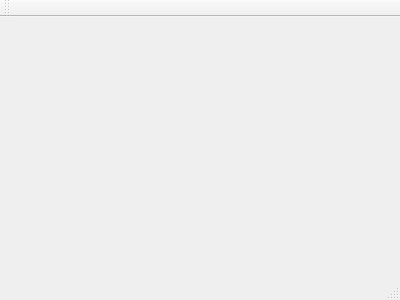
Before: the Qt Designer form sans_titre/Connection.ui in lemoine20/burgerquiz, drawn with Qt 5.
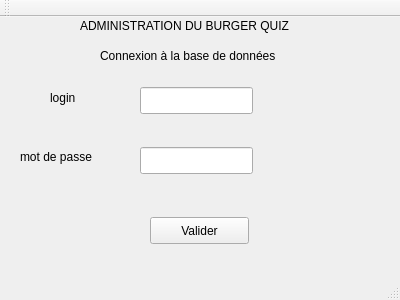
After: the same form once the commit is applied.

Diff of the .ui file:
```diff
--- a/sans_titre/Connection.ui
+++ b/sans_titre/Connection.ui
@@ -12,13 +12,114 @@
   <property name="windowTitle" >
    <string>MainWindow</string>
   </property>
-  <widget class="QMenuBar" name="menuBar" />
-  <widget class="QToolBar" name="mainToolBar" />
-  <widget class="QWidget" name="centralWidget" />
-  <widget class="QStatusBar" name="statusBar" />
+  <widget class="QWidget" name="centralWidget">
+   <widget class="QLabel" name="label">
+    <property name="geometry">
+     <rect>
+      <x>80</x>
+      <y>0</y>
+      <width>251</width>
+      <height>17</height>
+     </rect>
+    </property>
+    <property name="text">
+     <string>ADMINISTRATION DU BURGER QUIZ</string>
+    </property>
+   </widget>
+   <widget class="QLineEdit" name="lineEdit">
+    <property name="geometry">
+     <rect>
+      <x>140</x>
+      <y>70</y>
+      <width>113</width>
+      <height>27</height>
+     </rect>
+    </property>
+   </widget>
+   <widget class="QLineEdit" name="lineEdit_2">
+    <property name="geometry">
+     <rect>
+      <x>140</x>
+      <y>130</y>
+      <width>113</width>
+      <height>27</height>
+     </rect>
+    </property>
+   </widget>
+   <widget class="QPushButton" name="pushButton">
+    <property name="geometry">
+     <rect>
+      <x>150</x>
+      <y>200</y>
+      <width>99</width>
+      <height>27</height>
+     </rect>
+    </property>
+    <property name="text">
+     <string>Valider</string>
+    </property>
+   </widget>
+   <widget class="QLabel" name="label_2">
+    <property name="geometry">
+     <rect>
+      <x>50</x>
+      <y>70</y>
+      <width>41</width>
+      <height>21</height>
+     </rect>
+    </property>
+    <property name="text">
+     <string>login</string>
+    </property>
+   </widget>
+   <widget class="QLabel" name="label_3">
+    <property name="geometry">
+     <rect>
+      <x>20</x>
+      <y>130</y>
+      <width>91</width>
+      <height>20</height>
+     </rect>
+    </property>
+    <property name="text">
+     <string>mot de passe</string>
+    </property>
+   </widget>
+   <widget class="QLabel" name="label_4">
+    <property name="geometry">
+     <rect>
+      <x>100</x>
+      <y>30</y>
+      <width>221</width>
+      <height>17</height>
+     </rect>
+    </property>
+    <property name="text">
+     <string>Connexion à la base de données</string>
+    </property>
+   </widget>
+  </widget>
+  <widget class="QMenuBar" name="menuBar">
+   <property name="geometry">
+    <rect>
+     <x>0</x>
+     <y>0</y>
+     <width>400</width>
+     <height>25</height>
+    </rect>
+   </property>
+  </widget>
+  <widget class="QToolBar" name="mainToolBar">
+   <attribute name="toolBarArea">
+    <enum>TopToolBarArea</enum>
+   </attribute>
+   <attribute name="toolBarBreak">
+    <bool>false</bool>
+   </attribute>
+  </widget>
+  <widget class="QStatusBar" name="statusBar"/>
  </widget>
- <layoutDefault spacing="6" margin="11" />
- <pixmapfunction></pixmapfunction>
+ <layoutdefault spacing="6" margin="11"/>
  <resources/>
  <connections/>
 </ui>
```
Left out of the diff: 7 changed lines with no effect on the pictures.
